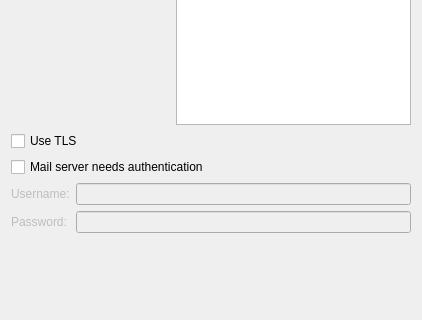
This is Preferences/ConfigurationPages/EmailPage.ui in testmana2/test as Qt 5 draws it before an edit; both pictures show x 0 to 422 and y 192 to 512 of the 422 by 512 pixel window. The edited form follows.
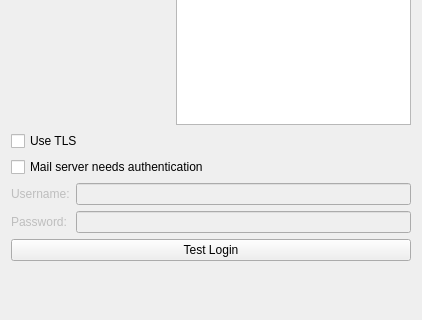
This is the edited form.

Commit message: Added function to test the login data to the Email config page.

What changed in the file:
```diff
--- a/Preferences/ConfigurationPages/EmailPage.ui
+++ b/Preferences/ConfigurationPages/EmailPage.ui
@@ -187,6 +187,16 @@
        </property>
       </widget>
      </item>
+     <item row="2" column="0" colspan="2">
+      <widget class="QPushButton" name="testButton">
+       <property name="toolTip">
+        <string>Press to test the login data</string>
+       </property>
+       <property name="text">
+        <string>Test Login</string>
+       </property>
+      </widget>
+     </item>
     </layout>
    </item>
    <item>
```
Left out of the diff: 32 changed lines with no effect on the pictures. The commit also changes 16 other files.
